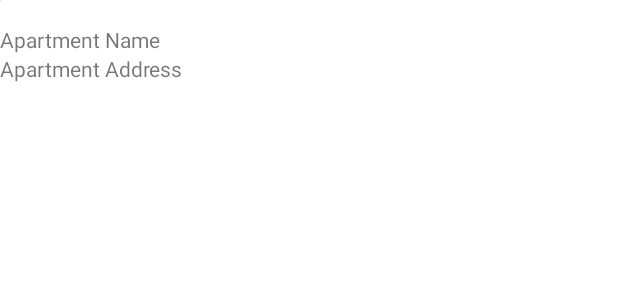
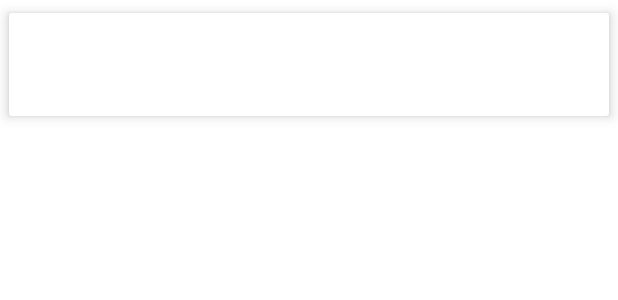
Before and after one commit to agarwalsuhaani/CS5520MobileAppDev_Team19, an Android app: the layout item_property.xml on its own in the app's theme, with its tools: preview values and no code run, on a phone screen of 412 x 824 dp. Shown: the top 300 px of the screen. Run offline under Robolectric (Android 15) with nearby library versions, the phone set to English and light mode, and no system bars.

Commit message:
Set address, bed, bath, rent and area sqft in property list

```diff
--- a/app/src/main/java/edu/northeastern/cs5520_mobileappdev_team19/find_a_home/MapViewFragment.java
+++ b/app/src/main/java/edu/northeastern/cs5520_mobileappdev_team19/find_a_home/MapViewFragment.java
@@ -40,7 +40,6 @@ public class MapViewFragment extends Fragment implements OnMapReadyCallback {
     private GoogleMap mapView;
     private SearchView locationSearchView;
     private View propertyInfoWindowView;
-    private ImageView searchMap;
 
     public MapViewFragment() {
     }
@@ -105,7 +104,7 @@ public class MapViewFragment extends Fragment implements OnMapReadyCallback {
     }
 
     private void initializeSearchMapButton() {
-        searchMap = requireView().findViewById(R.id.search_map_button);
+        ImageView searchMap = requireView().findViewById(R.id.search_map_button);
         searchMap.setOnClickListener(new View.OnClickListener() {
             @Override
             public void onClick(View view) {
--- a/app/src/main/res/layout/item_property.xml
+++ b/app/src/main/res/layout/item_property.xml
@@ -1,33 +1,72 @@
 <?xml version="1.0" encoding="utf-8"?>
-<androidx.constraintlayout.widget.ConstraintLayout xmlns:android="http://schemas.android.com/apk/res/android"
+<androidx.cardview.widget.CardView
+    xmlns:android="http://schemas.android.com/apk/res/android"
     xmlns:app="http://schemas.android.com/apk/res-auto"
-    xmlns:tools="http://schemas.android.com/tools"
+    android:layout_width="match_parent"
+    android:layout_height="wrap_content"
+    app:cardElevation="5dp"
+    app:cardUseCompatPadding="true"
+    app:contentPadding="5dp"
+    app:layout_constraintHorizontal_weight="1" >
+
+<androidx.constraintlayout.widget.ConstraintLayout
     android:layout_width="match_parent"
     android:layout_height="match_parent"
     android:id="@+id/item_property">
 
         <ImageView
-        android:id="@+id/iv_propertyImage"
+            android:id="@+id/iv_property_image"
+            android:layout_width="match_parent"
+            android:layout_height="0dp"
+            app:layout_constraintTop_toTopOf="parent"
+            app:layout_constraintBottom_toTopOf="@id/tv_property_address"
+            app:layout_constraintStart_toStartOf="parent"
+            app:layout_constraintEnd_toEndOf="parent" />
+
+        <TextView
+            android:id="@+id/tv_property_address"
+            android:layout_width="match_parent"
+            android:layout_height="wrap_content"
+            app:layout_constraintTop_toBottomOf="@+id/iv_property_image"
+            app:layout_constraintStart_toStartOf="parent"
+            app:layout_constraintEnd_toEndOf="parent" />
+
+        <TextView
+            android:id="@+id/tv_property_bed_count"
             android:layout_width="wrap_content"
             android:layout_height="wrap_content"
+            android:layout_marginRight="5dp"
+            app:layout_constraintTop_toBottomOf="@+id/tv_property_address"
             app:layout_constraintStart_toStartOf="parent"
-        app:layout_constraintTop_toTopOf="parent"
-        tools:srcCompat="@tools:sample/avatars" />
+            app:layout_constraintEnd_toStartOf="@id/tv_property_bath_count" />
 
         <TextView
-        android:id="@+id/tv_propertyName"
+            android:id="@+id/tv_property_bath_count"
             android:layout_width="wrap_content"
             android:layout_height="wrap_content"
-        android:layout_marginTop="16dp"
-        android:text="Apartment Name"
-        app:layout_constraintStart_toStartOf="parent"
-        app:layout_constraintTop_toBottomOf="@+id/iv_propertyImage" />
+            android:layout_marginLeft="5dp"
+            app:layout_constraintTop_toBottomOf="@+id/tv_property_address"
+            app:layout_constraintStart_toEndOf="@id/tv_property_bed_count"
+            app:layout_constraintEnd_toEndOf="parent" />
 
         <TextView
-        android:id="@+id/tv_propertyAddress"
+            android:id="@+id/tv_property_rent"
             android:layout_width="wrap_content"
             android:layout_height="wrap_content"
-        android:text="Apartment Address"
+            android:layout_marginRight="5dp"
+            app:layout_constraintTop_toBottomOf="@+id/tv_property_bed_count"
             app:layout_constraintStart_toStartOf="parent"
-        app:layout_constraintTop_toBottomOf="@+id/tv_propertyName" />
+            app:layout_constraintEnd_toStartOf="@id/tv_property_area_square_feet" />
+
+        <TextView
+            android:id="@+id/tv_property_area_square_feet"
+            android:layout_width="wrap_content"
+            android:layout_height="wrap_content"
+            android:layout_marginLeft="5dp"
+            app:layout_constraintTop_toBottomOf="@+id/tv_property_bath_count"
+            app:layout_constraintStart_toEndOf="@id/tv_property_rent"
+            app:layout_constraintEnd_toEndOf="parent" />
+
 </androidx.constraintlayout.widget.ConstraintLayout>
+
+</androidx.cardview.widget.CardView>
```
Also changed, not shown: app/src/main/java/edu/northeastern/cs5520_mobileappdev_team19/find_a_home/utils/PropertyListViewAdapter.java (+21 -3 lines), app/src/main/java/edu/northeastern/cs5520_mobileappdev_team19/find_a_home/utils/PropertyListViewHolder.java (+12 -6 lines). Lines whose indentation alone changed are shown as unchanged.
